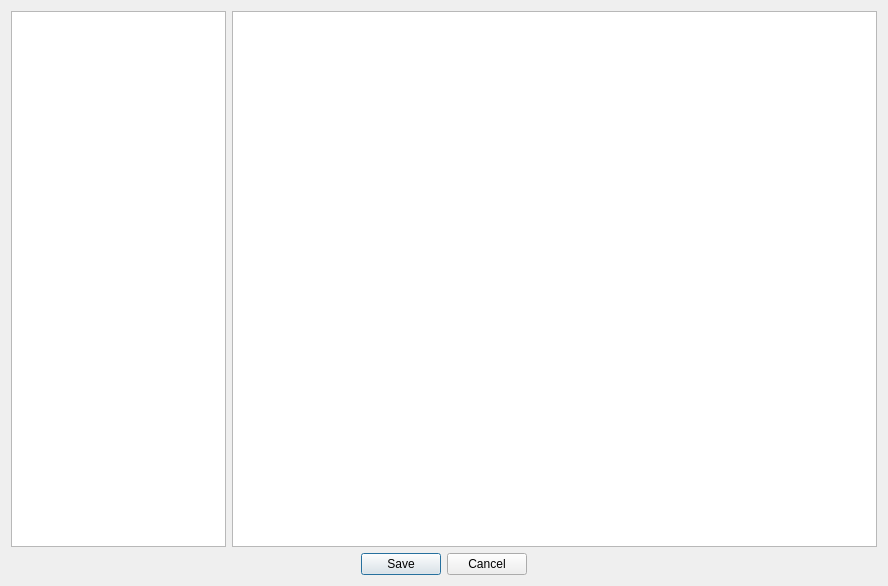
Old version of the form DZ3_SQL_DB/view_db_sokrat3.ui in the repository Anton201276/Otus-Qt.
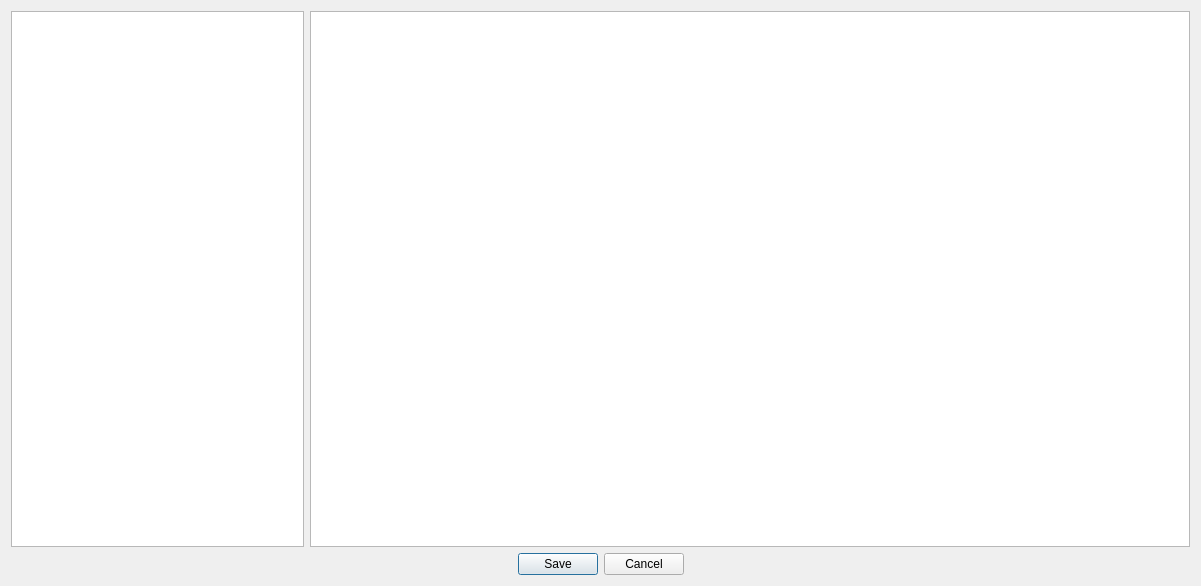
New version of the form.

```diff
--- a/DZ3_SQL_DB/view_db_sokrat3.ui
+++ b/DZ3_SQL_DB/view_db_sokrat3.ui
@@ -6,7 +6,7 @@
    <rect>
     <x>0</x>
     <y>0</y>
-    <width>888</width>
+    <width>1201</width>
     <height>586</height>
    </rect>
   </property>
```
